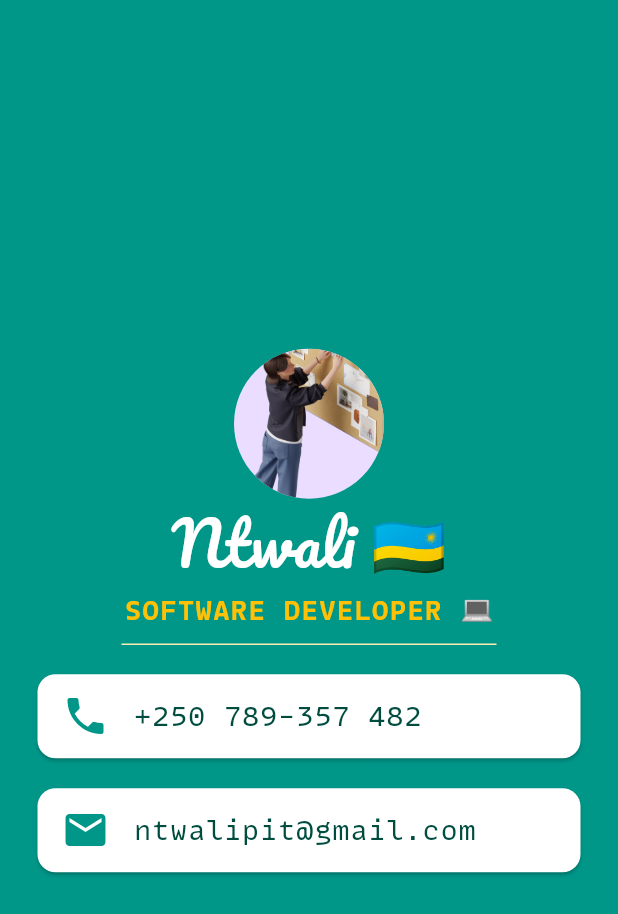
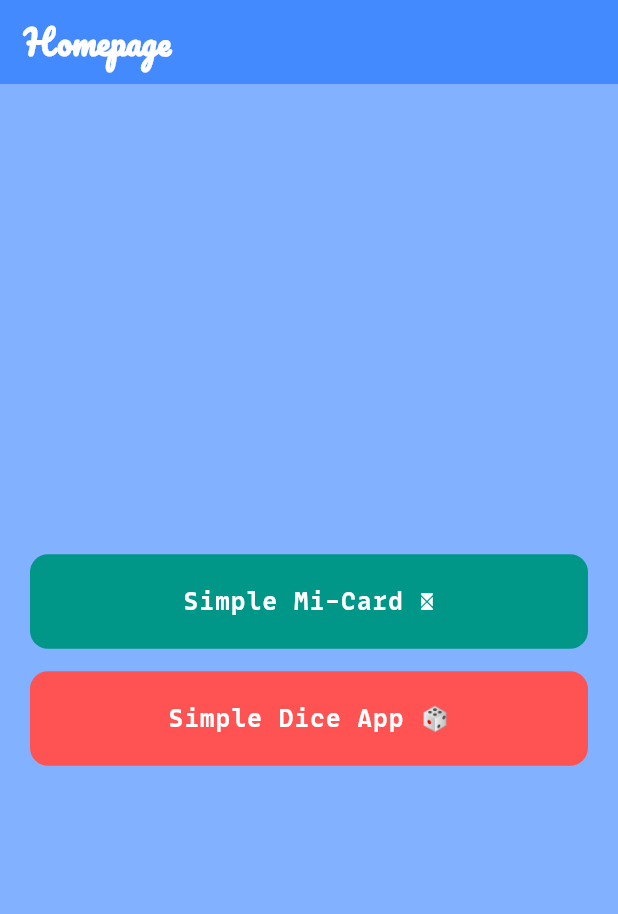
Before and after one commit to Iam-Ntwali/Flutter-Projects, a Flutter app: the screen it shows after launch, on a phone screen of 412 x 824 dp. Shown: the top 914 px of the screen. Run offline on Flutter 3.47's test engine with Material 3 defaults, Android fonts, the phone set to English and light mode, and no system bars.

Commit message:
some changes

```diff
--- a/lib/main.dart
+++ b/lib/main.dart
@@ -1,6 +1,8 @@
 // ignore_for_file: unnecessary_const, prefer_const_constructors, prefer_const_literals_to_create_immutables
 
 import 'package:flutter/material.dart';
+
+import 'pages/mi_card.dart';
 
 void main() {
   runApp(const MyApp());
@@ -13,92 +15,96 @@ class MyApp extends StatelessWidget {
   Widget build(BuildContext context) {
     return MaterialApp(
       debugShowCheckedModeBanner: false,
-      home: Scaffold(
-        backgroundColor: Colors.teal,
-        // appBar: AppBar(
-        //   title: const Text(
-        //     'My First App',
-        //     style: TextStyle(
-        //       fontWeight: FontWeight.w600,
-        //     ),
-        //   ),
-        //   backgroundColor: Colors.blueAccent,
-        // ),
-        body: SafeArea(
+      home: HomePage(),
+    );
+  }
+}
+
+class HomePage extends StatelessWidget {
+  const HomePage({super.key});
+
+  @override
+  Widget build(BuildContext context) {
+    return Scaffold(
+      backgroundColor: Colors.blueAccent[100],
+      appBar: AppBar(
+        backgroundColor: Colors.blueAccent,
+        title: Text(
+          'Homepage',
+          textAlign: TextAlign.center,
+          style: TextStyle(
+            color: Colors.white,
+            fontFamily: 'Pacifico',
+            fontWeight: FontWeight.bold,
+          ),
+        ),
+      ),
+      body: Center(
         child: Column(
-            // Column
           mainAxisAlignment: MainAxisAlignment.center,
           children: [
-              const CircleAvatar(
-                radius: 50.0,
-                backgroundImage: AssetImage(
-                  'assets/3d-hygge.png',
+            GestureDetector(
+              onTap: () => Navigator.push(
+                context,
+                MaterialPageRoute(
+                  builder: (context) => const MiCard(),
                 ),
               ),
-              const Text(
-                'Ntwali 🇷🇼',
+              child: Container(
+                margin: EdgeInsets.symmetric(horizontal: 20.0),
+                decoration: BoxDecoration(
+                  color: Colors.teal,
+                  borderRadius: BorderRadius.circular(12),
+                ),
+                child: Center(
+                  child: Padding(
+                    padding: const EdgeInsets.all(20.0),
+                    child: Text(
+                      'Simple Mi-Card 🪪',
                       style: TextStyle(
-                  fontSize: 40.0,
-                  fontFamily: 'Pacifico',
                         color: Colors.white,
+                        fontFamily: 'MonoLisa',
+                        fontWeight: FontWeight.bold,
+                        fontSize: 16,
                       ),
                     ),
-              const Text(
-                'SOFTWARE DEVELOPER 💻',
-                style: TextStyle(
-                  fontFamily: 'MonoLisa',
-                  fontWeight: FontWeight.bold,
-                  fontSize: 18.0,
-                  color: Colors.amber,
                   ),
                 ),
-              SizedBox(
-                height: 20.0,
-                width: 250.0,
-                child: Divider(
-                  color: Colors.amber.shade100,
               ),
             ),
-              Card(
+
+            const SizedBox(height: 15), // Separator
+
+            GestureDetector(
+              onTap: () => Navigator.push(
+                context,
+                MaterialPageRoute(
+                  builder: (context) => const MiCard(),
+                ),
+              ),
+              child: Container(
+                margin: EdgeInsets.symmetric(horizontal: 20.0),
+                decoration: BoxDecoration(
+                  color: Colors.redAccent,
+                  borderRadius: BorderRadius.circular(12),
+                ),
+                child: Center(
+                  child: Padding(
+                    padding: const EdgeInsets.all(20.0),
+                    child: Text(
+                      'Simple Dice App 🎲',
+                      style: TextStyle(
                         color: Colors.white,
-                margin: EdgeInsets.symmetric(vertical: 10.0, horizontal: 25.0),
-                child: ListTile(
-                  leading: Icon(
-                    Icons.phone,
-                    size: 32.0,
-                    color: Colors.teal,
-                  ),
-                  title: Text(
-                    '+250 789-357 482',
-                    style: TextStyle(
-                      color: Colors.teal[900],
-                      fontSize: 18.0,
+                        fontWeight: FontWeight.bold,
+                        fontSize: 16,
                         fontFamily: 'MonoLisa',
                       ),
                     ),
                   ),
                 ),
-              Card(
-                color: Colors.white,
-                margin: EdgeInsets.symmetric(vertical: 10.0, horizontal: 25.0),
-                child: ListTile(
-                  leading: Icon(
-                    Icons.email,
-                    size: 32.0,
-                    color: Colors.teal,
               ),
-                  title: Text(
-                    'ntwalipit@gmail.com',
-                    style: TextStyle(
-                      color: Colors.teal[900],
-                      fontSize: 18.0,
-                      fontFamily: 'MonoLisa',
-                    ),
-                  ),
-                ),
-              ),
+            )
           ],
-          ),
         ),
       ),
     );
```
Also changed, not shown: lib/pages/mi_card.dart (added, +100 -0 lines). Lines whose indentation alone changed are shown as unchanged.
